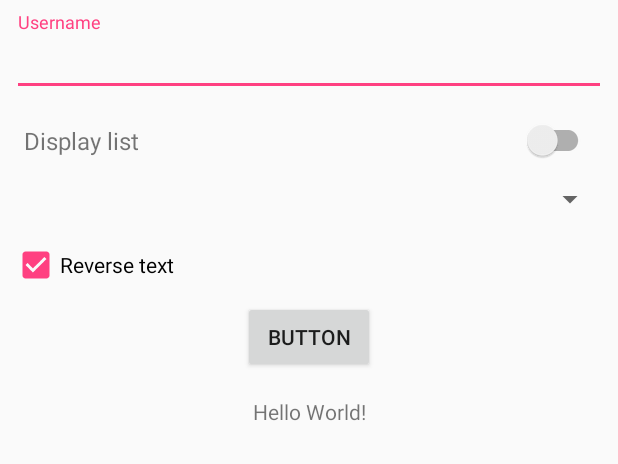
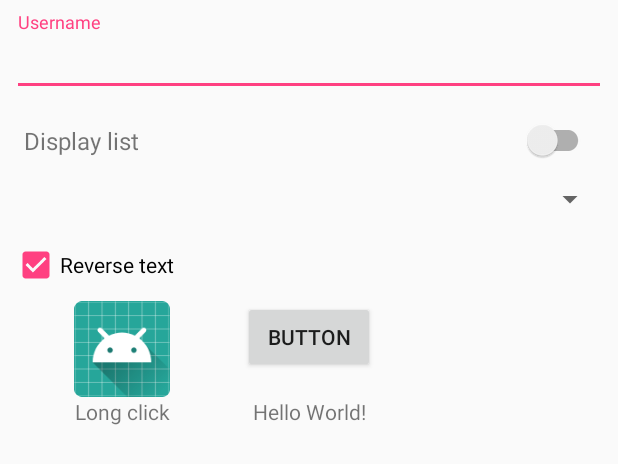
Before and after one commit to ArthurVimond/RxBindingAdapters, an Android app: the layout activity_main.xml on its own in the app's theme, with its tools: preview values and no code run, on a phone screen of 412 x 824 dp. Shown: the top 464 px of the screen. Run offline under Robolectric (Android 15) with nearby library versions, the phone set to English and light mode, and no system bars.

Commit message:
feat(sample): implement rxLongClick binding example

```diff
--- a/sample/src/main/java/fr/arthurvimond/rxbindingadapters/sample/MainViewModel.kt
+++ b/sample/src/main/java/fr/arthurvimond/rxbindingadapters/sample/MainViewModel.kt
@@ -20,6 +20,7 @@ class MainViewModel(application: Application) : AndroidViewModel(application) {
     val reverseText: BehaviorSubject<Boolean> = BehaviorSubject.createDefault(false)
 
     val buttonClicks: PublishSubject<Empty> = PublishSubject.create()
+    val imageLongClicks: PublishSubject<Empty> = PublishSubject.create()
 
     private val compositeDisposable = CompositeDisposable()
 
@@ -54,6 +55,12 @@ class MainViewModel(application: Application) : AndroidViewModel(application) {
             // Do any needed logic
             Log.d("TAG", "buttonClicks.onNext: $it")
         }.addTo(compositeDisposable)
+
+        // Subscribe to imageLongClicks
+        imageLongClicks.subscribe {
+            // Do any needed logic
+            Log.d("TAG", "imageLongClicks.onNext: $it")
+        }.addTo(compositeDisposable)
     }
 
     fun getLanguageList(): List<String> {
--- a/sample/src/main/res/layout/activity_main.xml
+++ b/sample/src/main/res/layout/activity_main.xml
@@ -15,15 +15,6 @@
     <android.support.constraint.ConstraintLayout
         android:layout_width="match_parent"
         android:layout_height="match_parent">
-
-        <TextView
-            android:layout_width="wrap_content"
-            android:layout_height="wrap_content"
-            android:layout_marginTop="16dp"
-            android:text="Hello World!"
-            app:layout_constraintLeft_toLeftOf="parent"
-            app:layout_constraintRight_toRightOf="parent"
-            app:layout_constraintTop_toBottomOf="@+id/button" />
 
         <android.support.design.widget.TextInputLayout
             android:id="@+id/usernameTextInputLayout"
@@ -107,6 +98,39 @@
             app:layout_constraintTop_toBottomOf="@+id/reverseCheckBox"
             app:rxClick="@{viewModel.buttonClicks}" />
 
+        <ImageView
+            android:id="@+id/longClickImageView"
+            android:layout_width="64dp"
+            android:layout_height="64dp"
+            android:layout_marginEnd="8dp"
+            android:layout_marginStart="8dp"
+            android:layout_marginTop="8dp"
+            app:layout_constraintEnd_toStartOf="@+id/button"
+            app:layout_constraintStart_toStartOf="parent"
+            app:layout_constraintTop_toBottomOf="@+id/reverseCheckBox"
+            app:rxLongClick="@{viewModel.imageLongClicks}"
+            app:srcCompat="@mipmap/ic_launcher" />
+
+        <TextView
+            android:id="@+id/longClickTitleTextView"
+            android:layout_width="wrap_content"
+            android:layout_height="wrap_content"
+            android:layout_marginTop="0dp"
+            android:text="@string/longClick"
+            app:layout_constraintEnd_toEndOf="@+id/longClickImageView"
+            app:layout_constraintStart_toStartOf="@+id/longClickImageView"
+            app:layout_constraintTop_toBottomOf="@+id/longClickImageView" />
+
+        <TextView
+            android:id="@+id/resultTextView"
+            android:layout_width="wrap_content"
+            android:layout_height="wrap_content"
+            android:layout_marginTop="16dp"
+            android:text="Hello World!"
+            app:layout_constraintLeft_toLeftOf="parent"
+            app:layout_constraintRight_toRightOf="parent"
+            app:layout_constraintTop_toBottomOf="@+id/button" />
+
     </android.support.constraint.ConstraintLayout>
 
 </layout>
--- a/sample/src/main/res/values/strings.xml
+++ b/sample/src/main/res/values/strings.xml
@@ -4,4 +4,5 @@
     <string name="listSwitchTitleLabel">Display list</string>
     <string name="button">Button</string>
     <string name="reverseText">Reverse text</string>
+    <string name="longClick">Long click</string>
 </resources>
```
